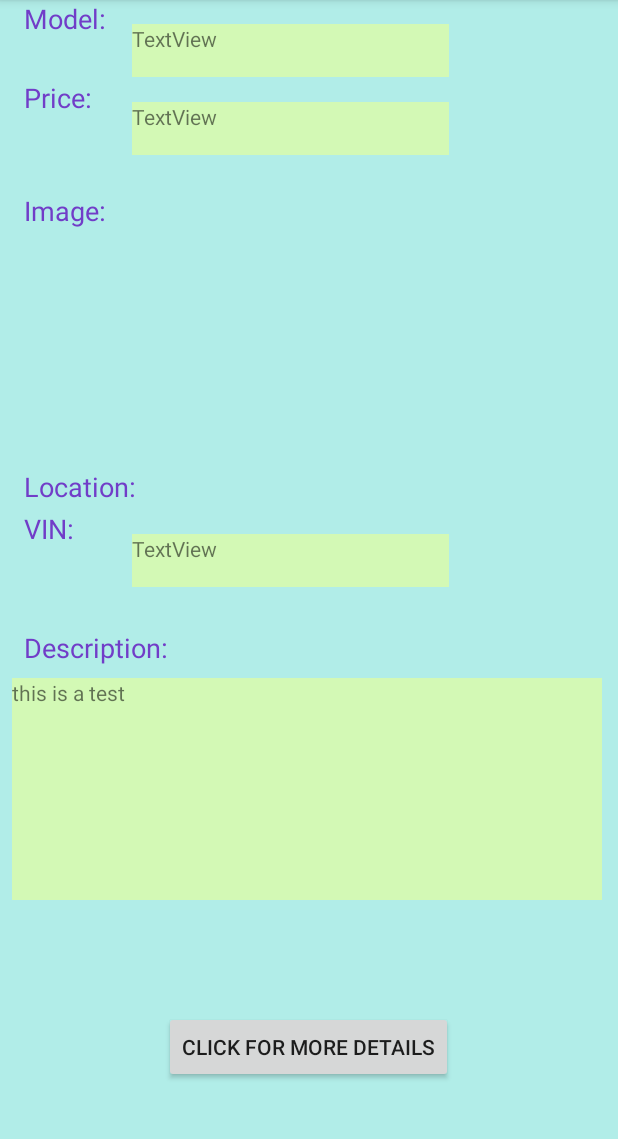
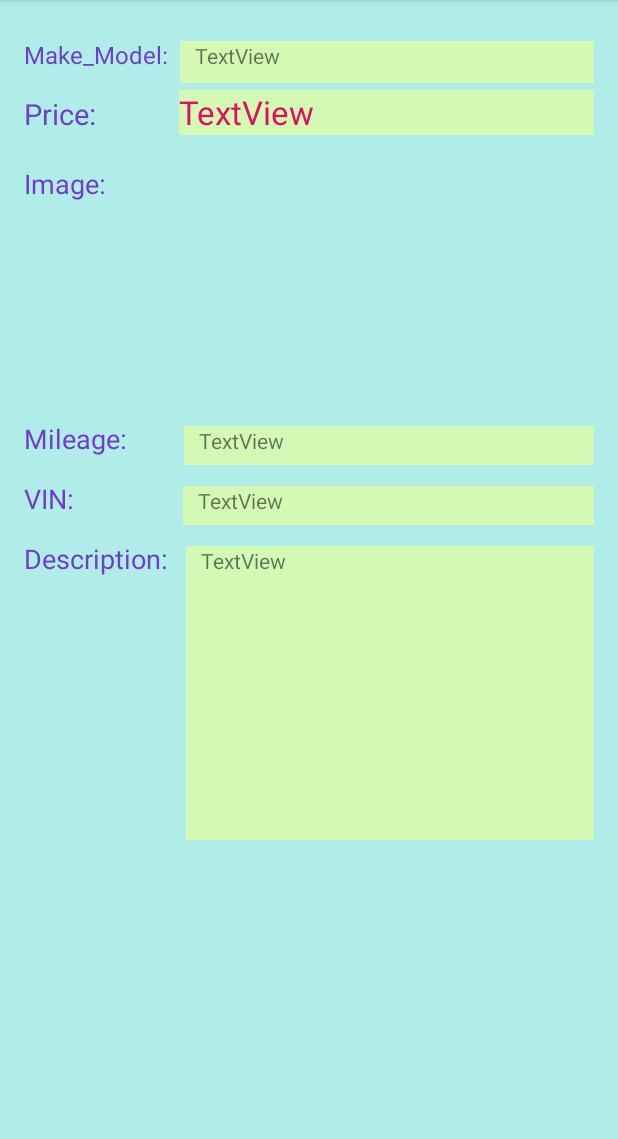
Before and after one commit to LBCesar/Project3, an Android app: the carInfo screen opened directly, with no data from a screen before it, on a phone screen of 412 x 824 dp, the part 84-1223 px from its top. Run offline under Robolectric (Android 15) with nearby library versions, the phone set to English and light mode, and no system bars.

Commit message:
Working on design

```diff
--- a/app/src/main/java/com/example/project3/MainActivity.java
+++ b/app/src/main/java/com/example/project3/MainActivity.java
@@ -84,9 +84,9 @@ public class MainActivity extends AppCompatActivity implements AdapterView.OnIte
 
 
         detailCarList.add(new DetailCar("test", "test", 9999, "test",
-                1112, "test", 1.00, "test",
-                "test", "test", "test"));
-        rvt=detailCarList;
+                0000, " ", 000, "test",
+                " ", "test", "test"));
+        rvt = detailCarList;
         RecyclerView rvContacts = (RecyclerView) findViewById(R.id.carLot);
         //rvt.addAll(detailCarList);
         //detailCarList;
--- a/app/src/main/java/com/example/project3/MoreDetailsActivity.java
+++ b/app/src/main/java/com/example/project3/MoreDetailsActivity.java
@@ -22,7 +22,7 @@ public class MoreDetailsActivity extends AppCompatActivity {
 
         Spinner s = findViewById(R.id.s);
 
-        Intent intent = getIntent();
+//        Intent intent = getIntent();
 //        String myID = intent.getStringExtra("id");
 
 
--- a/app/src/main/java/com/example/project3/carInfo.java
+++ b/app/src/main/java/com/example/project3/carInfo.java
@@ -17,6 +17,7 @@ public class carInfo extends AppCompatActivity {
     private TextView price;
     private TextView date;
     private TextView summary;
+    private TextView mileage;
     private ImageView carPic;
 
     private Button buttonMoreDetail;
@@ -28,11 +29,12 @@ public class carInfo extends AppCompatActivity {
         super.onCreate(savedInstanceState);
         setContentView(R.layout.activity_car_info);
 
-        makeModel=findViewById(R.id.makeModel);
-        price=findViewById(R.id.price);
-        date=findViewById(R.id.lastUpdated);
-        summary=findViewById(R.id.carSummary);
-        carPic=findViewById(R.id.carPic);
+        makeModel = findViewById(R.id.makeModel);
+        price = findViewById(R.id.price);
+        date = findViewById(R.id.lastUpdated);
+        summary = findViewById(R.id.carSummary);
+        mileage = findViewById(R.id.mileage);
+        carPic = findViewById(R.id.carPic);
 
 
         //CarObject co=new CarObject();
@@ -40,31 +42,27 @@ public class carInfo extends AppCompatActivity {
 
         if ((DetailCar) getIntent().getSerializableExtra("myCar") != null) {
             co = (DetailCar) getIntent().getSerializableExtra("myCar");
-            makeModel.setText(" "+co.model);
-            price.setText(Double.toString(co.price));
+            makeModel.setText( co.vehicle_make + " _ " + co.model);
+            price.setText("$ " + Double.toString(co.price));
             date.setText(co.vin_number);
+            mileage.setText(" " + co.mileage);
             summary.setText(co.veh_description);
+
             //carPic.setImageResource(co.carPic);
-
-//            myID = co.id;
         }
 
-
-
         // button for more detail
-        buttonMoreDetail = findViewById(R.id.btnMoreDetails);
-//        final String myID = (String) Id_for_btnDetail.getText().toString();
-
-        buttonMoreDetail.setOnClickListener(new View.OnClickListener() {
-            @Override
-            public void onClick(View v) {
-                Intent intent = new Intent(getApplicationContext(), MoreDetailsActivity.class);
-//                intent.putExtra("id", myID);
-                startActivity(intent);
-            }
-        });
-
-
+//        buttonMoreDetail = findViewById(R.id.btnMoreDetails);
+////        final String myID = (String) Id_for_btnDetail.getText().toString();
+//
+//        buttonMoreDetail.setOnClickListener(new View.OnClickListener() {
+//            @Override
+//            public void onClick(View v) {
+//                Intent intent = new Intent(getApplicationContext(), MoreDetailsActivity.class);
+////                intent.putExtra("id", myID);
+//                startActivity(intent);
+//            }
+//        });
 
     }
 }
--- a/app/src/main/res/layout/activity_car_info.xml
+++ b/app/src/main/res/layout/activity_car_info.xml
@@ -1,4 +1,5 @@
 <?xml version="1.0" encoding="utf-8"?>
+
 <android.support.constraint.ConstraintLayout xmlns:android="http://schemas.android.com/apk/res/android"
     xmlns:app="http://schemas.android.com/apk/res-auto"
     xmlns:tools="http://schemas.android.com/tools"
@@ -7,149 +8,172 @@
     android:background="#B1EDE8"
     tools:context=".carInfo">
 
-    <TextView
-        android:id="@+id/makeModel"
-        android:layout_width="211dp"
-        android:layout_height="35dp"
-        android:layout_marginStart="88dp"
-        android:layout_marginTop="16dp"
-        android:background="#D3F9B5"
-        android:text="TextView"
-        app:layout_constraintStart_toStartOf="parent"
-        app:layout_constraintTop_toTopOf="parent" />
+    <android.support.v4.widget.NestedScrollView
+        android:layout_width="match_parent"
+        android:layout_height="match_parent" >
 
-    <TextView
-        android:id="@+id/price"
-        android:layout_width="211dp"
-        android:layout_height="35dp"
-        android:layout_marginStart="88dp"
-        android:layout_marginTop="68dp"
-        android:background="#D3F9B5"
-        android:text="TextView"
-        app:layout_constraintStart_toStartOf="parent"
-        app:layout_constraintTop_toTopOf="parent" />
+        <RelativeLayout
+            android:layout_width="match_parent"
+            android:layout_height="match_parent"
+            android:paddingLeft="16dp"
+            android:paddingRight="16dp" >
 
-    <ImageView
-        android:id="@+id/carPic"
-        android:layout_width="214dp"
-        android:layout_height="159dp"
-        android:layout_marginStart="88dp"
-        android:layout_marginTop="144dp"
-        app:layout_constraintStart_toStartOf="parent"
-        app:layout_constraintTop_toTopOf="parent"
-        tools:srcCompat="@tools:sample/avatars" />
-
-    <TextView
-        android:id="@+id/carSummary"
-        android:layout_width="393dp"
-        android:layout_height="148dp"
-        android:layout_marginStart="8dp"
-        android:layout_marginTop="452dp"
-        android:background="#D3F9B5"
-        android:text="this is a test"
-        app:layout_constraintStart_toStartOf="parent"
-        app:layout_constraintTop_toTopOf="parent" />
+            <LinearLayout
+                android:id="@+id/layout1"
+                android:layout_marginTop="25dp"
+                android:layout_width="match_parent"
+                android:layout_height="wrap_content"
+                android:layout_centerHorizontal="true">
 
                 <TextView
                     android:id="@+id/textView"
                     android:layout_width="wrap_content"
                     android:layout_height="wrap_content"
-        android:layout_marginStart="16dp"
-        android:text="Model: "
+                    android:paddingEnd="4dp"
+                    android:text="Make_Model: "
                     android:textColor="#E86B2BC5"
-        android:textSize="18dp"
-        app:layout_constraintStart_toStartOf="parent"
-        tools:ignore="MissingConstraints"
-        tools:layout_editor_absoluteY="16dp" />
+                    android:textSize="16sp" />
+
+                <TextView
+                    android:id="@+id/makeModel"
+                    android:layout_width="match_parent"
+                    android:layout_height="30dp"
+                    android:background="#D3F9B5"
+                    android:paddingLeft="10dp"
+                    android:text="TextView" />
+
+            </LinearLayout>
+
+
+            <LinearLayout
+                android:layout_width="match_parent"
+                android:layout_height="match_parent"
+                android:layout_marginTop="60dp"
+                android:layout_centerHorizontal="true">
 
                 <TextView
                     android:id="@+id/textView2"
                     android:layout_width="wrap_content"
                     android:layout_height="wrap_content"
-        android:layout_marginStart="16dp"
-        android:layout_marginTop="28dp"
                     android:text="Price: "
                     android:textColor="#E86B2BC5"
-        android:textSize="18dp"
-        app:layout_constraintStart_toStartOf="parent"
-        app:layout_constraintTop_toBottomOf="@+id/textView"
-        tools:ignore="MissingConstraints" />
+                    android:textSize="19dp"
+                    android:paddingEnd="42.5dp"/>
+
+                <TextView
+                    android:id="@+id/price"
+                    android:layout_width="match_parent"
+                    android:layout_height="30dp"
+                    android:layout_marginLeft="8dp"
+                    android:background="#D3F9B5"
+                    android:textColor="#DC0F60"
+                    android:textSize="22dp"
+                    android:text="TextView" />
+
+            </LinearLayout>
+
+
+            <LinearLayout
+                android:layout_width="match_parent"
+                android:layout_height="wrap_content"
+                android:layout_marginTop="110dp"
+                android:layout_centerHorizontal="true">
 
                 <TextView
                     android:id="@+id/textView3"
                     android:layout_width="wrap_content"
                     android:layout_height="wrap_content"
-        android:layout_marginStart="16dp"
-        android:layout_marginTop="128dp"
                     android:text="Image: "
                     android:textColor="#E86B2BC5"
-        android:textSize="18dp"
-        app:layout_constraintEnd_toStartOf="@+id/carPic"
-        app:layout_constraintHorizontal_bias="0.0"
-        app:layout_constraintStart_toStartOf="parent"
-        app:layout_constraintTop_toTopOf="@+id/textView"
-        tools:ignore="MissingConstraints" />
+                    android:textSize="18dp" />
+
+                <ImageView
+                    android:id="@+id/carPic"
+                    android:layout_width="match_parent"
+                    android:layout_height="159dp"
+                    tools:srcCompat="@tools:sample/avatars" />
+
+            </LinearLayout>
+
+            <LinearLayout
+                android:layout_width="match_parent"
+                android:layout_height="wrap_content"
+                android:layout_marginTop="280dp"
+                android:layout_centerHorizontal="true">
 
                 <TextView
                     android:id="@+id/textView5"
                     android:layout_width="wrap_content"
                     android:layout_height="wrap_content"
-        android:layout_marginStart="16dp"
-        android:layout_marginTop="312dp"
-        android:text="Location:"
+                    android:text="Mileage:"
                     android:textColor="#E86B2BC5"
                     android:textSize="18dp"
-        app:layout_constraintStart_toStartOf="parent"
-        app:layout_constraintTop_toTopOf="parent"
-        tools:ignore="MissingConstraints" />
+                    android:paddingEnd="38dp"
+                    tools:ignore="RtlSymmetry" />
+
+                <TextView
+                    android:id="@+id/mileage"
+                    android:layout_width="match_parent"
+                    android:layout_height="30dp"
+                    android:background="#D3F9B5"
+                    android:paddingLeft="10dp"
+                    android:text="TextView" />
+            </LinearLayout>
+
+            <LinearLayout
+                android:layout_width="match_parent"
+                android:layout_height="wrap_content"
+                android:layout_marginTop="320dp"
+                android:layout_centerHorizontal="true">
 
                 <TextView
                     android:id="@+id/textView4"
                     android:layout_width="wrap_content"
                     android:layout_height="wrap_content"
-        android:layout_marginStart="16dp"
-        android:layout_marginTop="340dp"
+                    android:paddingEnd="68dp"
                     android:text="VIN: "
                     android:textColor="#E86B2BC5"
-        android:textSize="18dp"
-        app:layout_constraintStart_toStartOf="parent"
-        app:layout_constraintTop_toTopOf="@+id/textView"
-        tools:ignore="MissingConstraints" />
+                    android:textSize="18sp"
+                    tools:ignore="RtlSymmetry" />
 
                 <TextView
                     android:id="@+id/lastUpdated"
-        android:layout_width="211dp"
-        android:layout_height="35dp"
-        android:layout_marginStart="88dp"
-        android:layout_marginTop="356dp"
+                    android:layout_width="match_parent"
+                    android:layout_height="30dp"
                     android:background="#D3F9B5"
-        android:text="TextView"
-        app:layout_constraintStart_toStartOf="parent"
-        app:layout_constraintTop_toTopOf="parent" />
+                    android:paddingLeft="10dp"
+                    android:text="TextView" />
+
+            </LinearLayout>
+
+            <LinearLayout
+                android:layout_width="match_parent"
+                android:layout_height="wrap_content"
+                android:layout_marginTop="360dp"
+                android:layout_centerHorizontal="true">
 
                 <TextView
-        android:id="@+id/textView6"
                     android:layout_width="wrap_content"
                     android:layout_height="wrap_content"
-        android:layout_marginStart="16dp"
-        android:layout_marginTop="28dp"
-        android:text="Description: "
+                    android:text="Description:"
                     android:textColor="#E86B2BC5"
                     android:textSize="18dp"
-        app:layout_constraintStart_toStartOf="parent"
-        app:layout_constraintTop_toBottomOf="@+id/lastUpdated"
-        tools:ignore="MissingConstraints" />
+                    android:paddingEnd="12dp" />
 
-    <Button
-        android:id="@+id/btnMoreDetails"
-        android:layout_width="wrap_content"
-        android:layout_height="wrap_content"
-        android:layout_marginBottom="46dp"
-        android:text="Click for More Details"
-        app:layout_constraintBottom_toBottomOf="parent"
-        app:layout_constraintEnd_toEndOf="parent"
-        app:layout_constraintHorizontal_bias="0.498"
-        app:layout_constraintStart_toStartOf="parent"
-        app:layout_constraintTop_toBottomOf="@+id/carSummary"
-        app:layout_constraintVertical_bias="1.0" />
+                <TextView
+                    android:id="@+id/carSummary"
+                    android:layout_width="match_parent"
+                    android:layout_height="200dp"
+                    android:background="#D3F9B5"
+                    android:paddingLeft="10dp"
+                    android:text="TextView" />
+
+            </LinearLayout>
+
+
+        </RelativeLayout>
+
+
+    </android.support.v4.widget.NestedScrollView>
+
 </android.support.constraint.ConstraintLayout>
```
Lines whose indentation alone changed are shown as unchanged.
